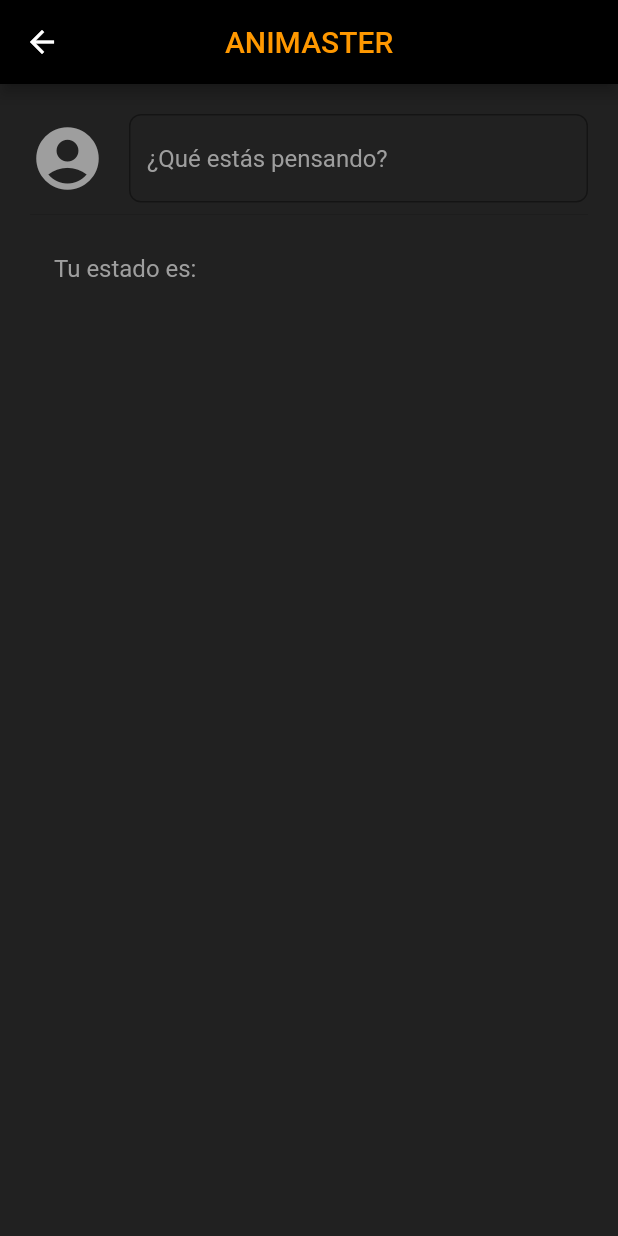
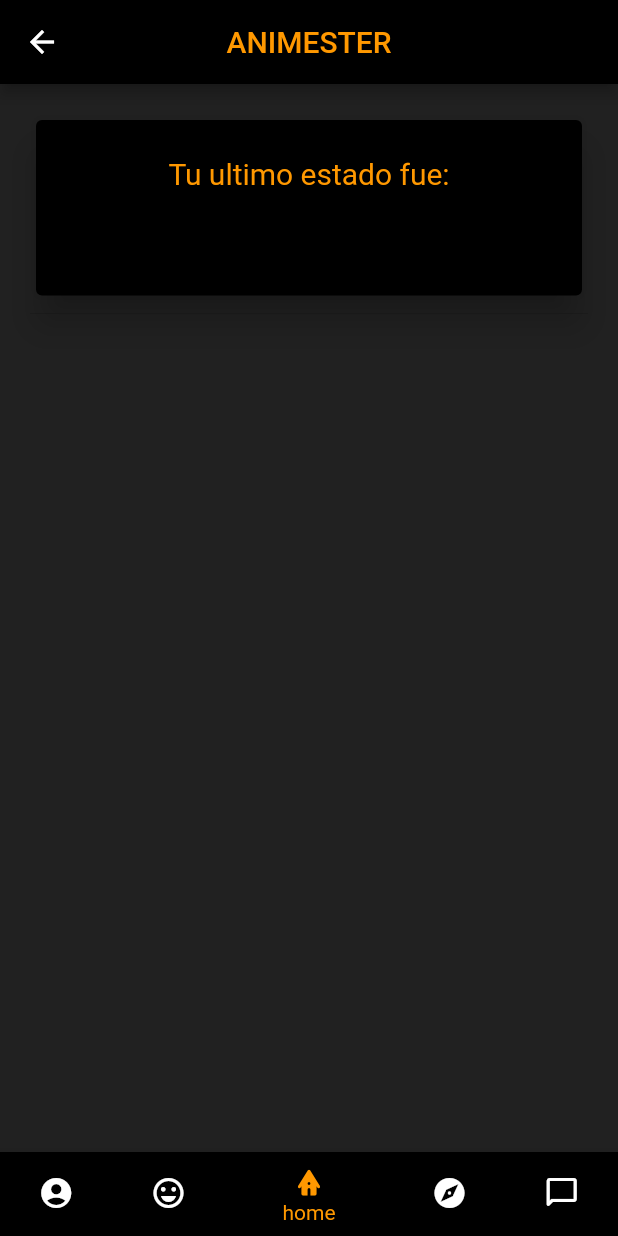
Before and after one commit to WilsonRamos123/animester, a Flutter app: the screen it shows after launch, after a tap on "Iniciar Sesión", on a phone screen of 412 x 824 dp. Run offline on Flutter 3.47's test engine with Material 2 defaults, Android fonts, the phone set to English and light mode, and no system bars; our stand-ins replace get.

Commit message:
otra vez

```diff
--- /dev/null
+++ b/lib/domain/controller/textcontroller.dart
@@ -0,0 +1,29 @@
+import 'package:flutter_application_1/domain/text.dart';
+import 'package:get/get.dart';
+
+class TextController extends GetxController {
+  var text = "".obs;
+  var estado = "".obs;
+
+  String get decimal => text.value;
+  String get binary => estado.value;
+
+  void updateText(String n_text) {
+    //1. Llama el metodo adjustValue y envía los parametros necesarios
+    text.value = Text.adjustValue(text.value, n_text);
+    //2. Llama el metodo dec2bin y envía los parametros necesarios
+    //_binary.value = Converter.bin2dec(text.value);
+  }
+
+  // void updateBinary(int text) {
+  //   //1. Llama el metodo adjustValue y envía los parametros necesarios
+  //   //_binary.value = Converter.adjustValue(_binary.value, text);
+  //   //2. Llama el metodo bin2dec y envía los parametros necesarios
+  //   text.value = Converter.bin2dec(_binary.value);
+  // }
+
+  void reset() {
+    text.value = "";
+    //   text.value = "0";
+  }
+}
--- a/lib/main.dart
+++ b/lib/main.dart
@@ -1,7 +1,12 @@
-
-// import 'package:flutter/cupertino.dart';
+import 'package:flutter/cupertino.dart';
 import 'package:flutter/material.dart';
 import 'package:flutter_application_1/src/app.dart';
-void main(){
+import 'package:get/get.dart';
+
+import 'domain/controller/textcontroller.dart';
+
+void main() {
+  Get.lazyPut<TextController>(() => TextController());
+
   runApp(new MyApp());
 }
--- a/lib/src/app.dart
+++ b/lib/src/app.dart
@@ -1,14 +1,16 @@
 import 'package:flutter/material.dart';
+import 'package:flutter_application_1/src/pages/chat.dart';
 import 'package:flutter_application_1/src/pages/feed_page.dart';
 import 'package:flutter_application_1/src/pages/home_page.dart';
 import 'package:flutter_application_1/src/pages/register_page.dart';
 
-// import 'pages/register_page.dart';
+import 'pages/feed2_page.dart';
 
 class MyApp extends StatelessWidget {
   @override
   Widget build(context) {
     return MaterialApp(
+      debugShowCheckedModeBanner: false,
       // home: Center(
       //   child: HomePage(),
       // ),
@@ -16,7 +18,8 @@ class MyApp extends StatelessWidget {
       routes: <String, WidgetBuilder>{
         '/': (BuildContext context) => HomePage(),
         'register': (BuildContext context) => RegisterPage(),
-        'feed': (BuildContext context) => Feed(),
+        'feed2': (BuildContext context) => Feed2(),
+        'chat': (BuildContext context) => Chat(),
       },
     );
   }
--- /dev/null
+++ b/lib/src/pages/feed2_page.dart
@@ -0,0 +1,98 @@
+import 'package:flutter/material.dart';
+import 'package:flutter_application_1/src/pages/chat.dart';
+import 'package:flutter_application_1/src/pages/feed_page.dart';
+import 'package:flutter_application_1/src/pages/home.dart';
+import 'package:flutter_application_1/src/pages/ubicacion.dart';
+
+import 'perfil.dart';
+
+class Feed2 extends StatefulWidget {
+  Feed2({Key? key}) : super(key: key);
+
+  @override
+  _Feed2 createState() => _Feed2();
+}
+
+class _Feed2 extends State<Feed2> {
+  String _status = '';
+  int _numPage = 2;
+  List<Widget> _paginas = [Perfil(), Feed(), Home(), Ubicacion(), Chat()];
+  @override
+  Widget build(BuildContext context) {
+    return Scaffold(
+        appBar: AppBar(
+            title: Text(
+              'ANIMESTER',
+              style: TextStyle(color: Colors.orange),
+            ),
+            centerTitle: true,
+            backgroundColor: Colors.black),
+        body: _paginas[_numPage],
+        bottomNavigationBar: BottomNavigationBar(
+          onTap: (index) {
+            setState(() {
+              _numPage = index;
+            });
+          },
+          currentIndex: _numPage,
+          items: [
+            BottomNavigationBarItem(
+                backgroundColor: Colors.black,
+                icon: Icon(Icons.account_circle_rounded),
+                label: "perfil"),
+            BottomNavigationBarItem(
+                backgroundColor: Colors.black,
+                icon: Icon(Icons.emoji_emotions_outlined),
+                label: "estados"),
+            BottomNavigationBarItem(
+                backgroundColor: Colors.black,
+                icon: Icon(Icons.bungalow_rounded),
+                label: "home"),
+            BottomNavigationBarItem(
+                backgroundColor: Colors.black,
+                icon: Icon(Icons.explore),
+                label: "ubicacion"),
+            BottomNavigationBarItem(
+                backgroundColor: Colors.black,
+                icon: Icon(Icons.chat_bubble_outline_rounded),
+                label: "chat"),
+          ],
+          // backgroundColor: Colors.black,
+          fixedColor: Colors.orange,
+        ),
+        backgroundColor: Colors.grey.shade900);
+  }
+
+  // Widget _createInput() {
+  //   return TextField(
+  //     style: TextStyle(color: Colors.white),
+  //     decoration: InputDecoration(
+  //       border: OutlineInputBorder(
+  //         borderRadius: BorderRadius.circular(8),
+  //       ),
+  //       fillColor: Colors.white,
+  //       hintText: '¿Qué estás pensando?',
+  //       hintStyle: TextStyle(color: Colors.grey),
+  //       icon: Icon(
+  //         Icons.account_circle,
+  //         size: 50,
+  //         color: Colors.grey,
+  //       ),
+  //     ),
+  //     onChanged: (String value) {
+  //       setState(() {
+  //         _status = value;
+  //       });
+  //     },
+  //   );
+  // }
+
+  // Widget _creatStatus() {
+  //   return ListTile(
+  //     title: Text(
+  //       "Tu estado es: $_status",
+  //       style: TextStyle(color: Colors.grey),
+  //     ),
+  //   );
+  // }
+}
--- a/lib/src/pages/feed_page.dart
+++ b/lib/src/pages/feed_page.dart
@@ -1,46 +1,51 @@
 import 'package:flutter/material.dart';
+import 'package:flutter_application_1/domain/controller/textcontroller.dart';
+import 'package:get/get.dart';
 
 class Feed extends StatefulWidget {
-  Feed({Key? key}) : super(key: key);
+  const Feed({Key? key}) : super(key: key);
 
   @override
   _Feed createState() => _Feed();
 }
 
 class _Feed extends State<Feed> {
+  TextController controller = Get.find();
   String _status = '';
-
+  final estado = TextEditingController();
+  String state = "";
   @override
   Widget build(BuildContext context) {
-    return Scaffold(
-        appBar: AppBar(
-            title: Text(
-              'ANIMASTER',
-              style: TextStyle(color: Colors.orange),
-            ),
-            centerTitle: true,
-            backgroundColor: Colors.black),
-        body: ListView(
-          padding: EdgeInsets.symmetric(horizontal: 20.0, vertical: 20.0),
-          children: [_createInput(), Divider(), _creatStatus()],
-        ),
-        backgroundColor: Colors.grey.shade900);
+    return ListView(
+      padding: EdgeInsets.symmetric(horizontal: 20.0, vertical: 20.0),
+      children: [_createInput(), Divider(), _creatStatus()],
+    );
   }
 
   Widget _createInput() {
     return TextField(
+      controller: estado,
+      onTap: () => estado.text = '',
+      onSubmitted: (value) => controller.updateText(_status),
+      style: TextStyle(color: Colors.white),
       decoration: InputDecoration(
         border: OutlineInputBorder(
           borderRadius: BorderRadius.circular(8),
         ),
         fillColor: Colors.white,
-        hintText: '¿Qué estás pensando?',
+        hintText: '¿Como te sientes?',
         hintStyle: TextStyle(color: Colors.grey),
         icon: Icon(
           Icons.account_circle,
           size: 50,
           color: Colors.grey,
         ),
+        // suffixIcon: Padding(
+        //   padding: const EdgeInsets.symmetric(vertical: 6.0),
+        //   child: Icon(
+        //     Icons.send_rounded,
+        //   ),
+        // ),
       ),
       onChanged: (String value) {
         setState(() {
@@ -51,10 +56,12 @@ class _Feed extends State<Feed> {
   }
 
   Widget _creatStatus() {
-    return ListTile(
-      title: Text(
-        "Tu estado es: $_status",
-        style: TextStyle(color: Colors.grey),
+    return Obx(
+      () => ListTile(
+        title: Text(
+          "Tu estado es: ${controller.text}",
+          style: TextStyle(color: Colors.grey),
+        ),
       ),
     );
   }
--- /dev/null
+++ b/lib/src/pages/home.dart
@@ -0,0 +1,76 @@
+import 'package:flutter/cupertino.dart';
+import 'package:flutter/material.dart';
+import 'package:flutter_application_1/domain/controller/textcontroller.dart';
+import 'package:get/get.dart';
+
+class Home extends StatefulWidget {
+  const Home({
+    Key? key,
+  }) : super(key: key);
+
+  @override
+  _Home createState() => _Home();
+}
+
+class _Home extends State<Home> {
+  TextController controller = Get.find();
+
+  @override
+  Widget build(BuildContext context) {
+    final perfil_state = TextEditingController();
+    String _status = '';
+    return Container(
+      padding: EdgeInsets.symmetric(horizontal: 20.0, vertical: 20.0),
+      child: Column(
+        children: [_creatStatus(), Divider()],
+      ),
+      // child: TextField(
+      //   controller: perfil_state,
+      //   style: TextStyle(color: Colors.white),
+      //   decoration: InputDecoration(
+      //     border: OutlineInputBorder(
+      //       borderRadius: BorderRadius.circular(8),
+      //     ),
+      //     fillColor: Colors.white,
+      //     hintText: '¿Que estas pensando?',
+      //     hintStyle: TextStyle(color: Colors.grey),
+      //     icon: Icon(
+      //       Icons.account_circle,
+      //       size: 50,
+      //       color: Colors.grey,
+      //     ),
+      //   ),
+      //   onChanged: (String value) {
+      //     setState(() {
+      //       _status = value;
+      //     });
+      //   },
+      // ),
+    );
+  }
+
+  Widget _creatStatus() {
+    return Obx(() => Card(
+        elevation: 10,
+        color: Colors.black,
+        child: Column(
+          children: [
+            Container(
+              child: ListTile(
+                contentPadding:
+                    EdgeInsets.symmetric(horizontal: 20.0, vertical: 20.0),
+                title: Text(
+                  "Tu ultimo estado fue: \n\n${controller.text}",
+                  textAlign: TextAlign.center,
+                  style: TextStyle(
+                    fontSize: 20,
+                    color: Colors.orange,
+                    //backgroundColor: Colors.grey[400],
+                  ),
+                ),
+              ),
+            )
+          ],
+        )));
+  }
+}
--- a/lib/src/pages/home_page.dart
+++ b/lib/src/pages/home_page.dart
@@ -87,7 +87,7 @@ class HomePage extends StatelessWidget {
               padding: const EdgeInsets.symmetric(vertical: 6.0),
               child: ElevatedButton(
                 onPressed: () {
-                  Navigator.pushNamed(context, 'feed');
+                  Navigator.pushNamed(context, 'feed2');
                 },
                 child: const Text('Iniciar Sesión'),
                 style: ElevatedButton.styleFrom(primary: Colors.orange),
--- a/pubspec.yaml
+++ b/pubspec.yaml
@@ -33,6 +33,7 @@ dependencies:
 dev_dependencies:
   flutter_test:
     sdk: flutter
+  get: ^4.3.8
 
 # For information on the generic Dart part of this file, see the
 # following page: https://dart.dev/tools/pub/pubspec
```
Also changed, not shown: lib/domain/text.dart (added, +24 -0 lines), lib/src/pages/chat.dart (added, +17 -0 lines), lib/src/pages/perfil.dart (added, +19 -0 lines), lib/src/pages/ubicacion.dart (added, +17 -0 lines), lib/src/widgets/base.dart (added, +71 -0 lines), pubspec.lock, 1 other file.
